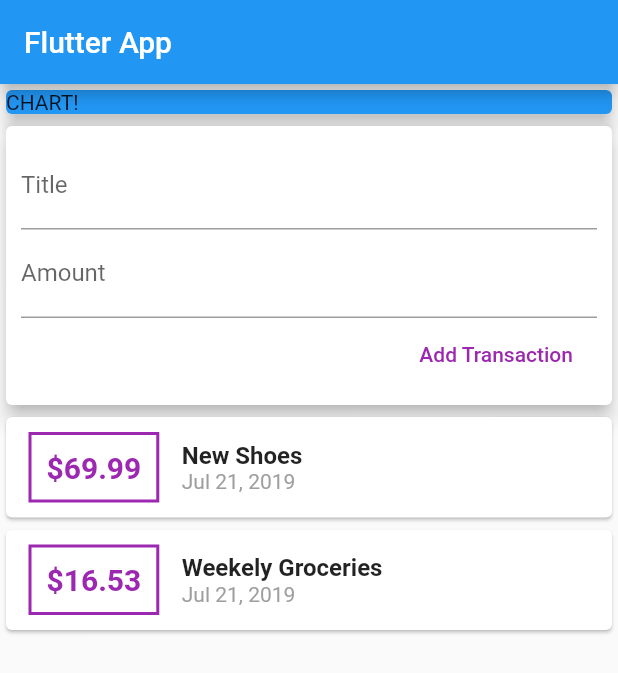
After one commit to ayush987goyal/personal_expenses_app_flutter, a Flutter app: the screen it shows after launch, after a tap on "Add Transaction", on a phone screen of 412 x 824 dp. The commit adds this screen. Shown: the top 673 px of the screen. Run offline on Flutter 3.47's test engine with Material 2 defaults, Android fonts, the phone set to English and light mode, and no system bars.

Commit message:
Split into multiple widgets and wire things up

```diff
--- /dev/null
+++ b/lib/widgets/new_transaction.dart
@@ -0,0 +1,42 @@
+import 'package:flutter/material.dart';
+
+class NewTransaction extends StatelessWidget {
+  final Function addTransaction;
+  final titleController = TextEditingController();
+  final amountController = TextEditingController();
+
+  NewTransaction(this.addTransaction);
+
+  @override
+  Widget build(BuildContext context) {
+    return Card(
+      elevation: 5,
+      child: Container(
+        padding: EdgeInsets.all(10),
+        child: Column(
+          crossAxisAlignment: CrossAxisAlignment.end,
+          children: <Widget>[
+            TextField(
+              decoration: InputDecoration(labelText: 'Title'),
+              controller: titleController,
+            ),
+            TextField(
+              decoration: InputDecoration(labelText: 'Amount'),
+              controller: amountController,
+            ),
+            FlatButton(
+              child: Text('Add Transaction'),
+              textColor: Colors.purple,
+              onPressed: () {
+                addTransaction(
+                  titleController.text,
+                  double.parse(amountController.text),
+                );
+              },
+            )
+          ],
+        ),
+      ),
+    );
+  }
+}
--- /dev/null
+++ b/lib/widgets/transaction_list.dart
@@ -0,0 +1,63 @@
+import 'package:flutter/material.dart';
+import 'package:intl/intl.dart';
+
+import '../models/transaction.dart';
+
+class TransactionList extends StatelessWidget {
+  final List<Transaction> transactions;
+
+  TransactionList(this.transactions);
+
+  @override
+  Widget build(BuildContext context) {
+    return Column(
+      children: transactions.map((txn) {
+        return Card(
+          child: Row(
+            children: <Widget>[
+              Container(
+                margin: EdgeInsets.symmetric(
+                  vertical: 10,
+                  horizontal: 15,
+                ),
+                padding: EdgeInsets.all(10),
+                decoration: BoxDecoration(
+                  border: Border.all(
+                    color: Colors.purple,
+                    width: 2,
+                  ),
+                ),
+                child: Text(
+                  '\$${txn.amount}',
+                  style: TextStyle(
+                    fontWeight: FontWeight.bold,
+                    fontSize: 20,
+                    color: Colors.purple,
+                  ),
+                ),
+              ),
+              Column(
+                crossAxisAlignment: CrossAxisAlignment.start,
+                children: <Widget>[
+                  Text(
+                    txn.title,
+                    style: TextStyle(
+                      fontWeight: FontWeight.bold,
+                      fontSize: 16,
+                    ),
+                  ),
+                  Text(
+                    DateFormat.yMMMd().format(txn.date),
+                    style: TextStyle(
+                      color: Colors.grey,
+                    ),
+                  ),
+                ],
+              )
+            ],
+          ),
+        );
+      }).toList(),
+    );
+  }
+}
--- /dev/null
+++ b/lib/widgets/user_transactions.dart
@@ -0,0 +1,59 @@
+import 'package:flutter/material.dart';
+
+import './new_transaction.dart';
+import './transaction_list.dart';
+import '../models/transaction.dart';
+
+class UserTransactions extends StatefulWidget {
+  @override
+  _UserTransactionsState createState() => _UserTransactionsState();
+}
+
+class _UserTransactionsState extends State<UserTransactions> {
+  final List<Transaction> _userTransactions = [
+    Transaction(
+      id: 't1',
+      title: 'New Shoes',
+      amount: 69.99,
+      date: DateTime.now(),
+    ),
+    Transaction(
+      id: 't2',
+      title: 'Weekely Groceries',
+      amount: 16.53,
+      date: DateTime.now(),
+    ),
+  ];
+
+  void _addNewTransaction(String title, double amount) {
+    final newTxn = Transaction(
+      id: DateTime.now().toString(),
+      title: title,
+      amount: amount,
+      date: DateTime.now(),
+    );
+
+    setState(() {
+      _userTransactions.add(newTxn);
+    });
+  }
+
+  @override
+  Widget build(BuildContext context) {
+    return Column(
+      crossAxisAlignment: CrossAxisAlignment.stretch,
+      children: <Widget>[
+        Container(
+          width: double.infinity,
+          child: Card(
+            color: Colors.blue,
+            child: Text('CHART!'),
+            elevation: 5,
+          ),
+        ),
+        NewTransaction(_addNewTransaction),
+        TransactionList(_userTransactions)
+      ],
+    );
+  }
+}
```
Also changed, not shown: lib/main.dart (+2 -101 lines), lib/models/transaction.dart (renamed from lib/transaction.dart).
